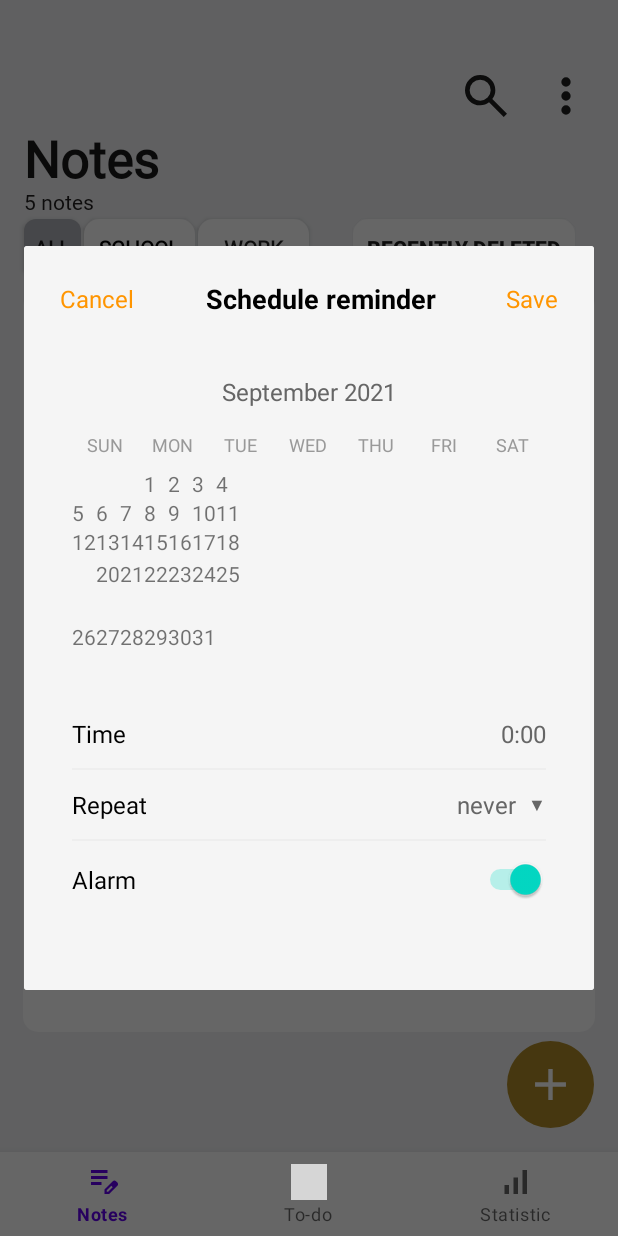
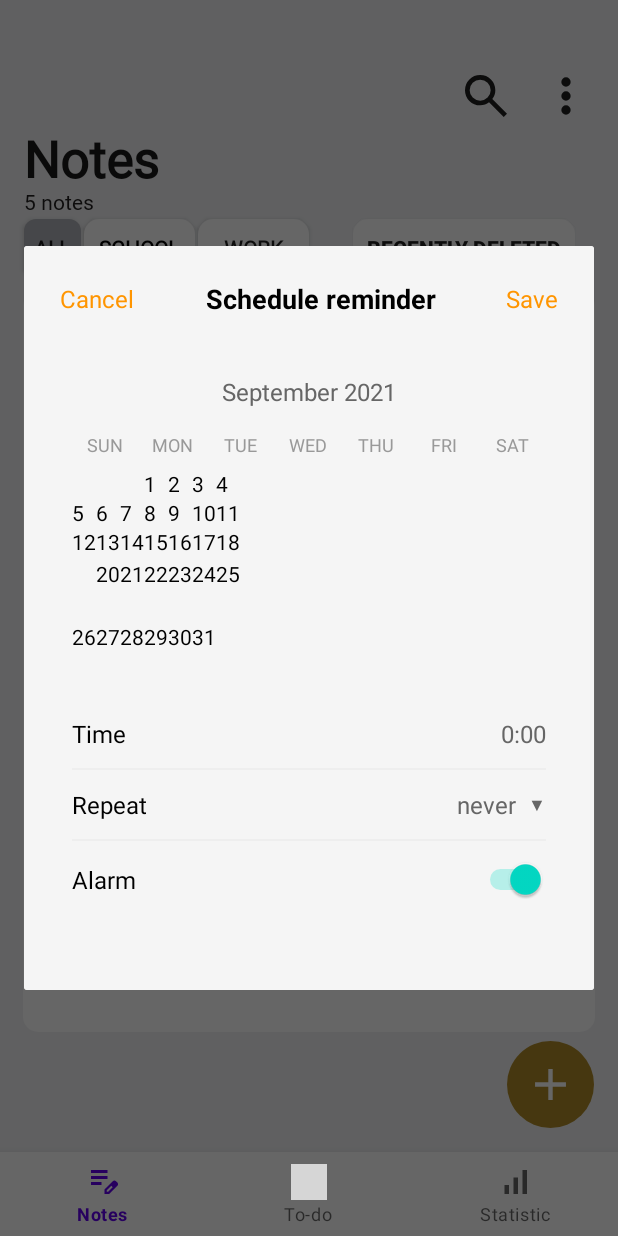
Before and after one commit to chientran2311/Znotodo, an Android app built with Jetpack Compose: the fragment SetScheduelFragment placed in its activity, on a phone screen of 412 x 824 dp. Run offline under Robolectric (Android 15) with nearby library versions, the light colour scheme and no system bars; grey boxes are pictures that could not be loaded.

Commit message:
Done with notes

```diff
--- a/app/src/main/java/MainActivity.kt
+++ b/app/src/main/java/MainActivity.kt
@@ -44,4 +44,5 @@ class MainActivity : AppCompatActivity() {
         bottomNav.visibility = if (visible) View.VISIBLE else View.GONE
     }
 
+
 }
--- a/app/src/main/java/TodoMultiEditFragment.kt
+++ b/app/src/main/java/TodoMultiEditFragment.kt
@@ -11,7 +11,7 @@ import com.google.android.material.button.MaterialButton
 class TodoMultiEditFragment : Fragment(R.layout.todo_edit_multi) {
     override fun onViewCreated(view: View, savedInstanceState: Bundle?) {
         super.onViewCreated(view, savedInstanceState)
-        (activity as? MainActivity)?.setBottomNavVisible(false)
+        (activity as? MainActivity)?.setBottomNavVisibility(false)
 
         val cancelButton = view.findViewById<TextView>(R.id.cancelBtn)
         cancelButton.setOnClickListener {
@@ -33,8 +33,9 @@ class TodoMultiEditFragment : Fragment(R.layout.todo_edit_multi) {
 
     }
 
+
     override fun onDestroyView() {
         super.onDestroyView()
-        (activity as? MainActivity)?.setBottomNavVisible(true)
+        (activity as? MainActivity)?.setBottomNavVisibility(true)
     }
 }
--- a/app/src/main/res/values-night/themes.xml
+++ /dev/null
@@ -1,16 +0,0 @@
-<resources xmlns:tools="http://schemas.android.com/tools">
-    <!-- Base application theme. -->
-    <style name="Theme.Znotodo" parent="Theme.MaterialComponents.DayNight.DarkActionBar">
-        <!-- Primary brand color. -->
-        <item name="colorPrimary">@color/purple_200</item>
-        <item name="colorPrimaryVariant">@color/purple_700</item>
-        <item name="colorOnPrimary">@color/black</item>
-        <!-- Secondary brand color. -->
-        <item name="colorSecondary">@color/teal_200</item>
-        <item name="colorSecondaryVariant">@color/teal_200</item>
-        <item name="colorOnSecondary">@color/black</item>
-        <!-- Status bar color. -->
-        <item name="android:statusBarColor">?attr/colorPrimaryVariant</item>
-        <!-- Customize your theme here. -->
-    </style>
-</resources>
--- a/app/src/main/res/values/styles.xml
+++ b/app/src/main/res/values/styles.xml
@@ -1,12 +1,41 @@
 <?xml version="1.0" encoding="utf-8"?>
 <resources>
+
+    <!-- Theme áp dụng cho BottomSheet -->
+    <style name="BottomSheetDialogTheme" parent="Theme.Design.Light.BottomSheetDialog">
+        <item name="bottomSheetStyle">@style/CustomBottomSheet</item>
+    </style>
+
+    <!-- Tuỳ biến giao diện của BottomSheet -->
+    <style name="CustomBottomSheet" parent="Widget.Design.BottomSheet.Modal">
+        <item name="android:background">@android:color/transparent</item>
+    </style>
+    <style name="Theme.Znotodo" parent="Theme.MaterialComponents.DayNight.DarkActionBar">
+        <!-- Primary brand color. -->
+        <item name="colorPrimary">@color/purple_500</item>
+        <item name="colorPrimaryVariant">@color/purple_700</item>
+        <item name="colorOnPrimary">@color/white</item>
+        <!-- Secondary brand color. -->
+        <item name="colorSecondary">@color/teal_200</item>
+        <item name="colorSecondaryVariant">@color/teal_700</item>
+        <item name="colorOnSecondary">@color/black</item>
+        <!-- Status bar color. -->
+        <item name="android:statusBarColor">?attr/colorPrimaryVariant</item>
+        <!-- Customize your theme here. -->
+    </style>
+    <style name="CalendarDay">
+        <item name="android:textColor">#000000</item>
+        <item name="android:gravity">center</item>
+    </style>
+    <style name="PurpleSwitch">
+        <item name="thumbTint">@color/purple_500</item>
+        <item name="trackTint">@color/purple_200</item>
+    </style>
     <style name="PopupMonthItem">
-        <item name="android:layout_width">match_parent</item>
-        <item name="android:layout_height">wrap_content</item>
-        <item name="android:padding">12dp</item>
-        <item name="android:textSize">16sp</item>
+        <item name="android:padding">8dp</item>
         <item name="android:textColor">#000000</item>
-        <item name="android:background">?android:attr/selectableItemBackground</item>
+        <item name="android:textSize">14sp</item>
+        <item name="android:background">?attr/selectableItemBackground</item>
     </style>
 
 </resources>
--- a/app/src/main/res/values/themes.xml
+++ /dev/null
@@ -1,16 +0,0 @@
-<resources xmlns:tools="http://schemas.android.com/tools">
-    <!-- Base application theme. -->
-    <style name="Theme.Znotodo" parent="Theme.MaterialComponents.DayNight.DarkActionBar">
-        <!-- Primary brand color. -->
-        <item name="colorPrimary">@color/purple_500</item>
-        <item name="colorPrimaryVariant">@color/purple_700</item>
-        <item name="colorOnPrimary">@color/white</item>
-        <!-- Secondary brand color. -->
-        <item name="colorSecondary">@color/teal_200</item>
-        <item name="colorSecondaryVariant">@color/teal_700</item>
-        <item name="colorOnSecondary">@color/black</item>
-        <!-- Status bar color. -->
-        <item name="android:statusBarColor">?attr/colorPrimaryVariant</item>
-        <!-- Customize your theme here. -->
-    </style>
-</resources>
```
